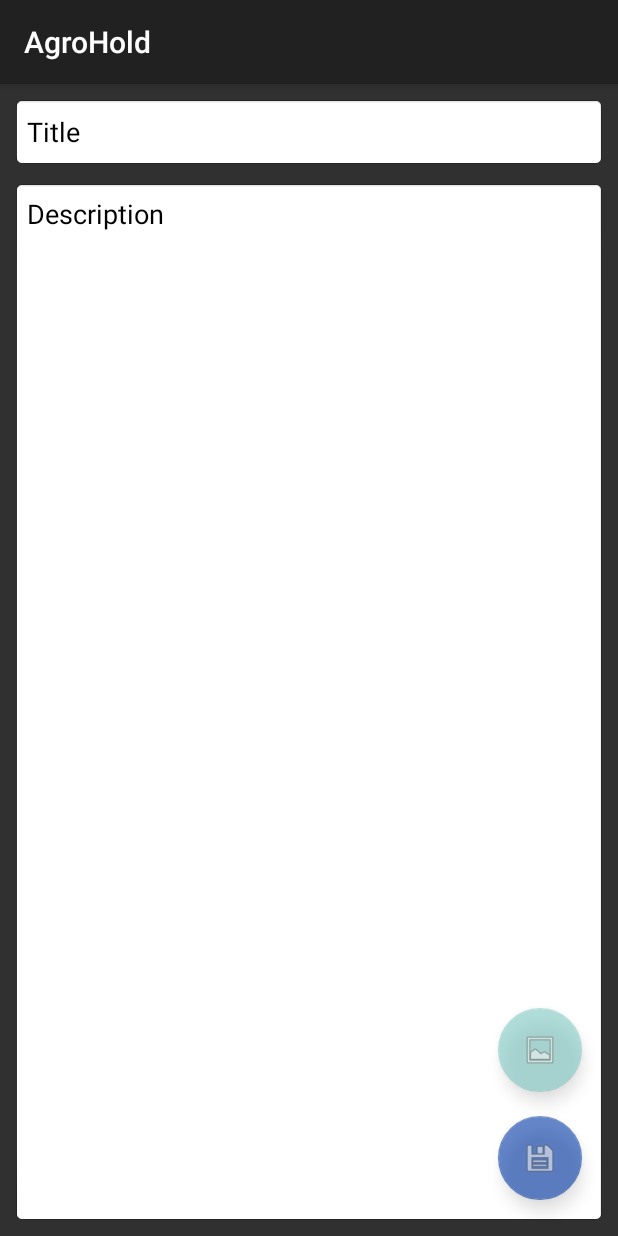
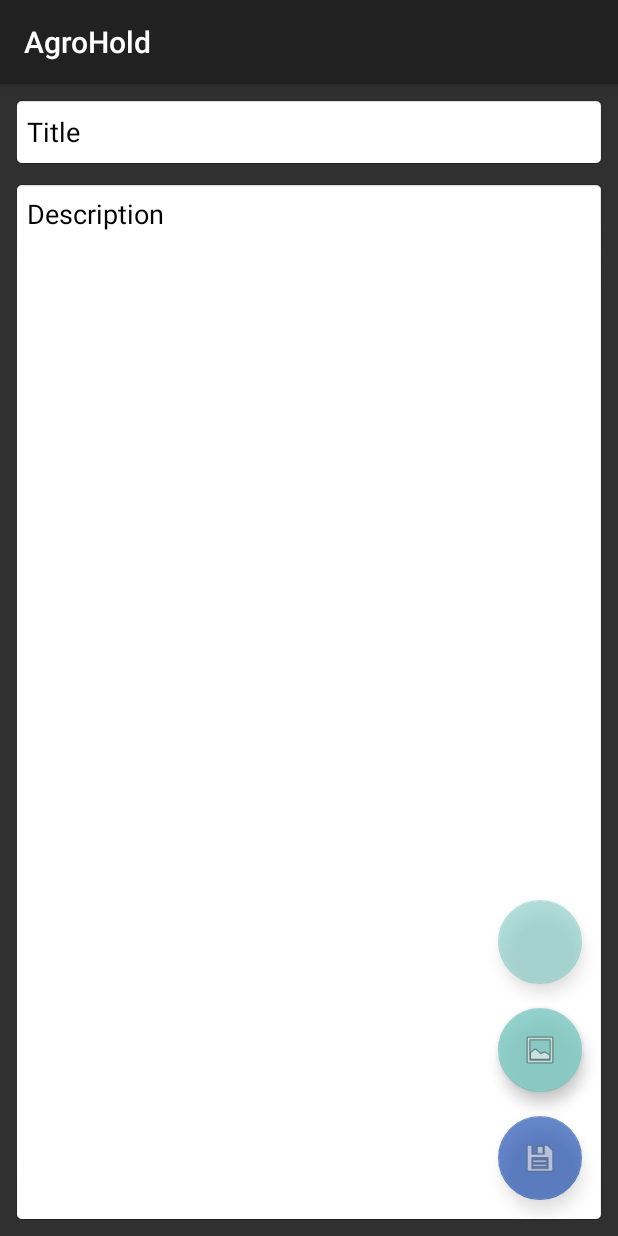
Before and after one commit to AndriiMan/AgroHold, an Android app: the EditActivity screen opened directly, with no data from a screen before it, on a phone screen of 412 x 824 dp. Run offline under Robolectric (Android 15) with nearby library versions, the phone set to English and light mode, and no system bars.

Commit message:
add button to get geolocation.

```diff
--- a/app/build.gradle
+++ b/app/build.gradle
@@ -45,4 +45,5 @@ dependencies {
     testImplementation 'junit:junit:4.13.2'
     androidTestImplementation 'androidx.test.ext:junit:1.1.5'
     androidTestImplementation 'androidx.test.espresso:espresso-core:3.5.1'
+    implementation 'com.google.android.gms:play-services-location:18.0.0'
 }
--- a/app/src/main/AndroidManifest.xml
+++ b/app/src/main/AndroidManifest.xml
@@ -1,6 +1,10 @@
 <?xml version="1.0" encoding="utf-8"?>
 <manifest xmlns:android="http://schemas.android.com/apk/res/android"
     xmlns:tools="http://schemas.android.com/tools" >
+
+    <uses-permission android:name="android.permission.INTERNET"/>
+    <uses-permission android:name="android.permission.ACCESS_FINE_LOCATION"/>
+    <uses-permission android:name="android.permission.ACCESS_COARSE_LOCATION"/>
 
     <application
         android:allowBackup="true"
--- a/app/src/main/java/com/example/agrohold/MainActivity.kt
+++ b/app/src/main/java/com/example/agrohold/MainActivity.kt
@@ -6,6 +6,8 @@ import android.os.Bundle
 import com.google.android.material.floatingactionbutton.FloatingActionButton
 
 class MainActivity : AppCompatActivity() {
+
+
     override fun onCreate(savedInstanceState: Bundle?) {
         super.onCreate(savedInstanceState)
         setContentView(R.layout.activity_main)
--- a/app/src/main/res/layout/activity_edit.xml
+++ b/app/src/main/res/layout/activity_edit.xml
@@ -81,6 +81,34 @@
         app:layout_constraintEnd_toEndOf="@+id/fbSave"
         app:srcCompat="@android:drawable/ic_menu_gallery" />
 
+    <com.google.android.material.floatingactionbutton.FloatingActionButton
+        android:id="@+id/fbGetLoc"
+        android:layout_width="wrap_content"
+        android:layout_height="wrap_content"
+        android:alpha="0.6"
+        android:clickable="true"
+        android:contentDescription="@string/app_name"
+        android:onClick="onClickAddImage"
+        android:visibility="visible"
+        android:layout_marginBottom="16dp"
+        app:layout_constraintBottom_toTopOf="@+id/fbAddImage"
+        app:layout_constraintEnd_toEndOf="@+id/fbAddImage"
+       />
+
+    <com.google.android.material.floatingactionbutton.FloatingActionButton
+        android:id="@+id/fbAddImage2"
+        android:layout_width="wrap_content"
+        android:layout_height="wrap_content"
+        android:layout_marginBottom="16dp"
+        android:alpha="0.6"
+        android:clickable="true"
+        android:contentDescription="@string/app_name"
+        android:onClick="onClickAddImage"
+        android:visibility="visible"
+        app:layout_constraintBottom_toTopOf="@+id/fbSave"
+        app:layout_constraintEnd_toEndOf="@+id/fbSave"
+        app:srcCompat="@android:drawable/ic_menu_gallery" />
+
     <androidx.constraintlayout.widget.ConstraintLayout
         android:id="@+id/mainImageLayout"
         android:layout_width="0dp"
```
Also changed, not shown: app/src/main/java/com/example/agrohold/EditActivity.kt (+31 -0 lines), 55 other files.
